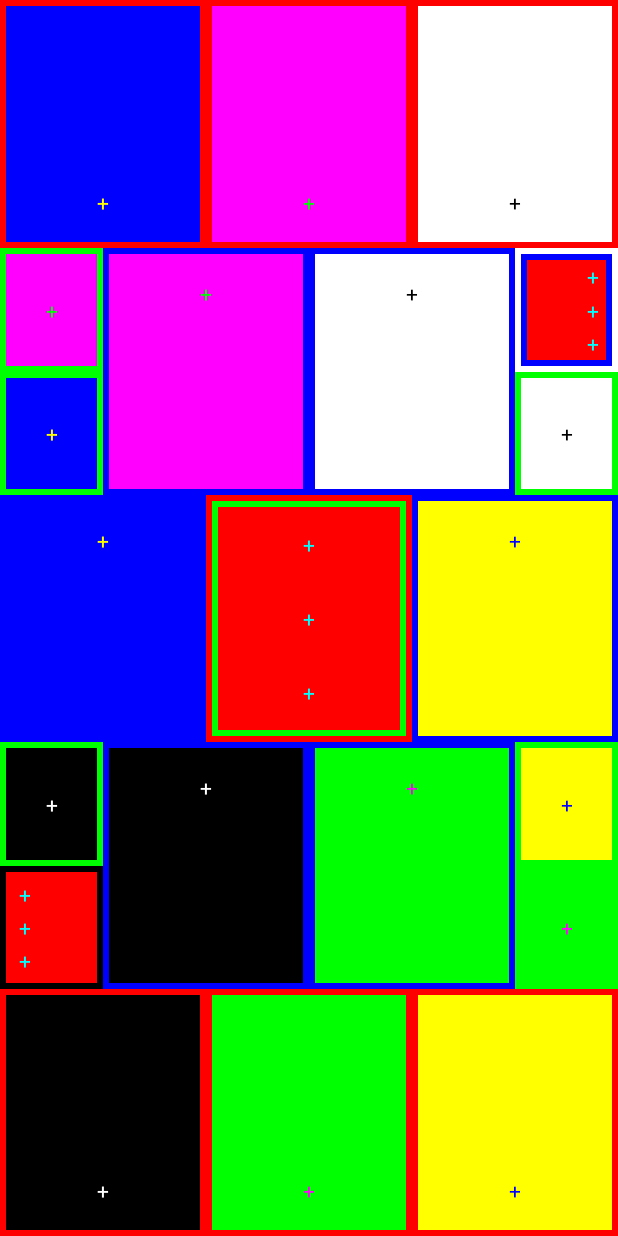
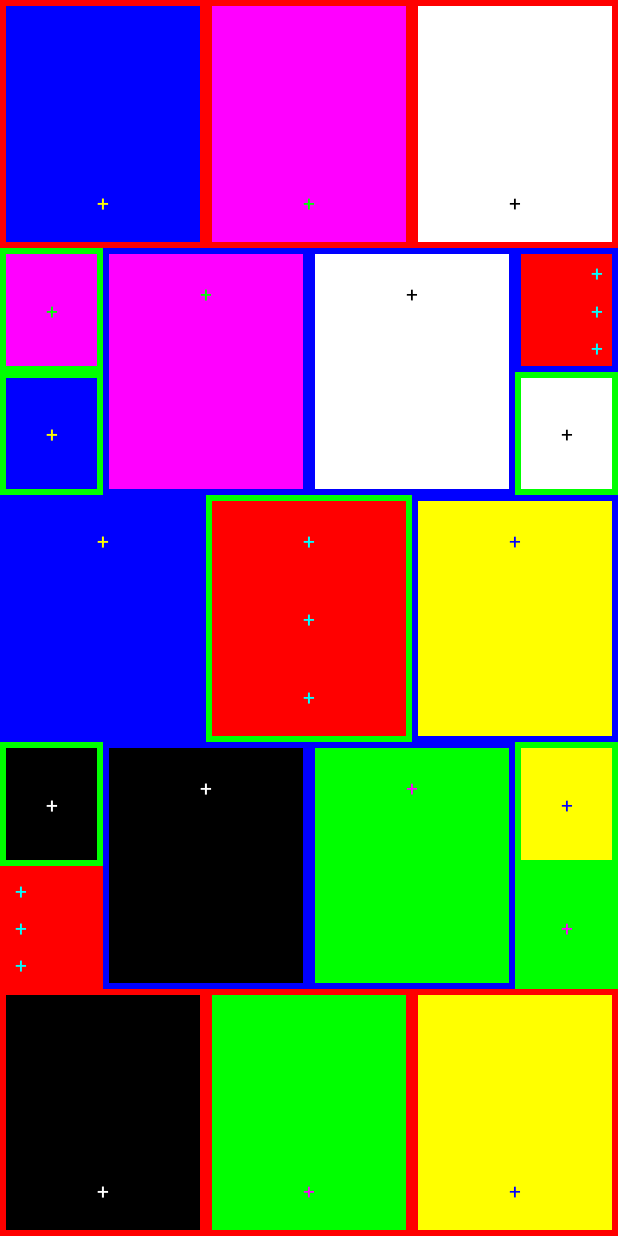
Before and after one commit to TanevEmil/RubicCube10, an Android app: the screen it shows after launch (MainActivity), on a phone screen of 412 x 824 dp. Run offline under Robolectric (Android 15) with nearby library versions, the phone set to English and light mode, and no system bars.

```diff
--- a/app/src/main/res/drawable-v24/button_border_am.xml
+++ b/app/src/main/res/drawable-v24/button_border_am.xml
@@ -1,18 +1,5 @@
 <?xml version="1.0" encoding="utf-8"?>
 <layer-list xmlns:android="http://schemas.android.com/apk/res/android">
-    <item >
-        <shape android:shape="rectangle">
-
-            <padding android:left="4dp"
-                android:top="4dp"
-                android:right="4dp"
-                android:bottom="4dp"/>
-
-            <stroke android:width="4dp"
-                android:color="@color/white" />
-
-        </shape>
-    </item>
     <item >
         <shape android:shape="rectangle">
 
--- a/app/src/main/res/drawable-v24/button_border_odd.xml
+++ b/app/src/main/res/drawable-v24/button_border_odd.xml
@@ -1,18 +1,6 @@
 <?xml version="1.0" encoding="utf-8"?>
 <layer-list xmlns:android="http://schemas.android.com/apk/res/android">
-    <item >
-        <shape android:shape="rectangle">
 
-            <padding android:left="4dp"
-                android:top="4dp"
-                android:right="4dp"
-                android:bottom="4dp"/>
-
-            <stroke android:width="4dp"
-                android:color="@color/red" />
-
-        </shape>
-    </item>
     <item >
         <shape android:shape="rectangle">
 
--- a/app/src/main/res/drawable-v24/button_border_pm.xml
+++ b/app/src/main/res/drawable-v24/button_border_pm.xml
@@ -1,18 +1,6 @@
 <?xml version="1.0" encoding="utf-8"?>
 <layer-list xmlns:android="http://schemas.android.com/apk/res/android">
-    <item >
-        <shape android:shape="rectangle">
 
-            <padding android:left="4dp"
-                android:top="4dp"
-                android:right="4dp"
-                android:bottom="4dp"/>
-
-            <stroke android:width="4dp"
-                android:color="@color/black" />
-
-        </shape>
-    </item>
     <item >
         <shape android:shape="rectangle">
 
--- a/app/src/main/res/values/strings.xml
+++ b/app/src/main/res/values/strings.xml
@@ -1,5 +1,5 @@
 <resources>
-    <string name="app_name">Rubic Cube 1.0</string>
+    <string name="app_name">Meta Rubic</string>
     <string name="_18"></string>
     <string name="_16"></string>
     <string name="_14"></string>
```
